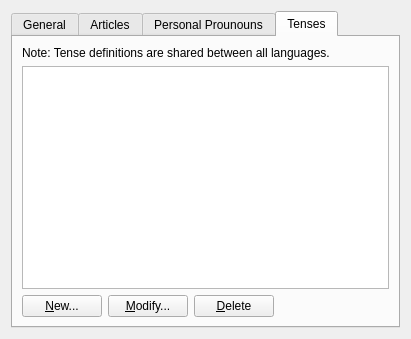
Before: the Qt Designer form src/settings/languagepropertiespage.ui in KDE/parley, drawn with Qt 5.
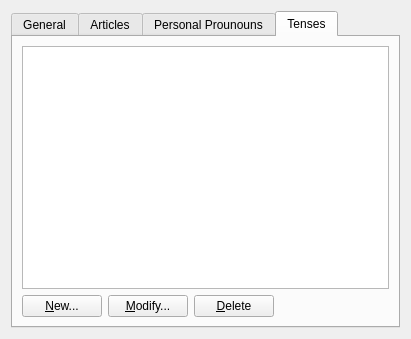
After: the same form once the commit is applied. The open tabs and pages were chosen to show the change. Custom widgets are drawn as their Qt base class.

Commit message: remove old and wrong label in tense editing page crashiness-- when adding a language (the constructor got somewhat ugly, need to clean up some time)

Diff of the .ui file:
```diff
--- a/src/settings/languagepropertiespage.ui
+++ b/src/settings/languagepropertiespage.ui
@@ -686,14 +686,7 @@
       </attribute>
       <layout class="QVBoxLayout" name="verticalLayout" >
        <item>
-        <widget class="QLabel" name="label_2" >
-         <property name="text" >
-          <string>Note: Tense definitions are shared between all languages.</string>
-         </property>
-        </widget>
-       </item>
-       <item>
-        <widget class="QListWidget" name="optionsList" >
+        <widget class="QListWidget" name="tenseList" >
          <property name="selectionBehavior" >
           <enum>QAbstractItemView::SelectRows</enum>
          </property>
```
Left out of the diff: 2 changed lines with no effect on the pictures. The commit also changes 2 other files.
